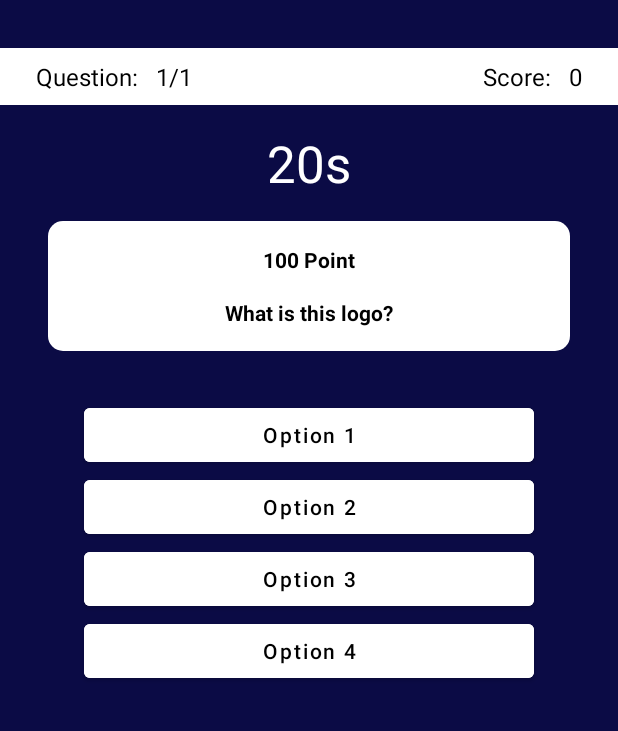
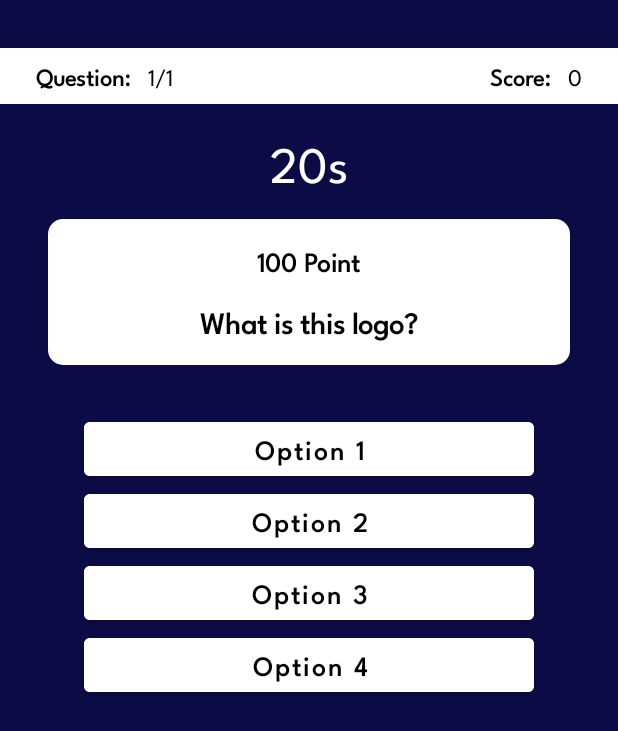
Before and after one commit to aidul23/Programming-Hero-Quiz, an Android app: the QuestionActivity screen opened directly, with no data from a screen before it, on a phone screen of 412 x 824 dp. Shown: the top 731 px of the screen. Run offline under Robolectric (Android 15) with nearby library versions, the phone set to English and light mode, and no system bars; network calls fail; pictures from the network do not load; 1 statement that could not run was skipped.

Commit message:
fifth commit

```diff
--- a/app/src/main/java/com/aidul23/programmingheroquiz/QuestionActivity.kt
+++ b/app/src/main/java/com/aidul23/programmingheroquiz/QuestionActivity.kt
@@ -29,21 +29,12 @@ class QuestionActivity : AppCompatActivity() {
 
     private lateinit var binding: ActivityQuestionBinding
     lateinit var quizViewModel: QuizViewModel
-
-    private var correctAnswer: String? = null
-
     private var totalScore: Int = 0
-
-    lateinit var json: JsonReader
-
     private var noOfQuestion: Int = 0
     private var totalNoOfQuestion: Int ?= null
-    private lateinit var countDownTimer: CountDownTimer
-    private var timeLeftInMillis: Long? = 0
     val handler = Handler()
     var myList = ArrayList<Question>()
     var mutableLiveData = MutableLiveData<Question>()
-
     var backPressedTime: Long = 0L
 
 
--- a/app/src/main/res/layout/activity_main.xml
+++ b/app/src/main/res/layout/activity_main.xml
@@ -28,6 +28,7 @@
             android:layout_width="wrap_content"
             android:layout_height="wrap_content"
             android:text="Quiz"
+            android:fontFamily="@font/leaguespartan_regular"
             android:textColor="@color/white"
             android:textSize="32sp"
             android:textStyle="bold" />
@@ -37,6 +38,7 @@
             android:layout_width="wrap_content"
             android:layout_height="wrap_content"
             android:text="Highscore"
+            android:fontFamily="@font/leaguespartan_regular"
             android:layout_marginTop="44dp"
             android:textColor="@color/white"
             android:textSize="18sp"/>
@@ -46,6 +48,7 @@
             android:layout_width="wrap_content"
             android:layout_height="wrap_content"
             android:text="0 Point"
+            android:fontFamily="@font/leaguespartan_regular"
             android:textSize="18sp"
             android:textColor="@color/white"
             android:layout_marginTop="8dp"
@@ -58,6 +61,9 @@
             android:layout_width="200dp"
             android:layout_height="wrap_content"
             android:text="Start"
+            android:textSize="18sp"
+            android:fontFamily="@font/leaguespartan_regular"
+            android:textStyle="bold"
             android:backgroundTint="@color/white"
             android:textColor="@color/black"
             android:layout_marginTop="64dp"/>
--- a/app/src/main/res/layout/activity_question.xml
+++ b/app/src/main/res/layout/activity_question.xml
@@ -27,6 +27,8 @@
                 android:layout_height="wrap_content"
                 android:layout_marginStart="16dp"
                 android:text="Question: "
+                android:fontFamily="@font/leaguespartan_regular"
+                android:textStyle="bold"
                 android:textSize="16sp"
                 android:textColor="@color/black"
                 app:layout_constraintStart_toStartOf="parent"
@@ -38,6 +40,7 @@
                 android:layout_height="wrap_content"
                 android:layout_marginStart="8dp"
                 android:text="1/1"
+                android:fontFamily="@font/leaguespartan_regular"
                 android:textSize="16sp"
                 android:textColor="@color/black"
                 app:layout_constraintBottom_toBottomOf="parent"
@@ -50,6 +53,8 @@
                 android:layout_height="wrap_content"
                 android:layout_marginEnd="8dp"
                 android:text="Score: "
+                android:fontFamily="@font/leaguespartan_regular"
+                android:textStyle="bold"
                 android:textSize="16sp"
                 android:textColor="@color/black"
                 app:layout_constraintEnd_toStartOf="@id/tv_score_no"
@@ -61,6 +66,7 @@
                 android:layout_height="wrap_content"
                 android:layout_marginEnd="16dp"
                 android:text="0"
+                android:fontFamily="@font/leaguespartan_regular"
                 android:textSize="16sp"
                 android:textColor="@color/black"
                 app:layout_constraintBottom_toBottomOf="parent"
@@ -78,6 +84,7 @@
         android:layout_width="wrap_content"
         android:layout_height="wrap_content"
         android:text="20s"
+        android:fontFamily="@font/leaguespartan_regular"
         android:textColor="@color/white"
         android:textSize="34sp"
         android:layout_marginTop="16dp"
@@ -105,8 +112,10 @@
             android:id="@+id/tv_quiz_point"
             android:layout_width="wrap_content"
             android:layout_height="wrap_content"
+            android:textSize="18sp"
             android:layout_gravity="center"
             android:text="100 Point"
+            android:fontFamily="@font/leaguespartan_regular"
             android:textColor="@color/black"
             android:textStyle="bold" />
 
@@ -139,6 +148,8 @@
             android:layout_gravity="center"
             android:layout_marginTop="16dp"
             android:text="What is this logo?"
+            android:textSize="20sp"
+            android:fontFamily="@font/leaguespartan_regular"
             android:textColor="@color/black"
             android:textStyle="bold" />
 
@@ -161,6 +172,9 @@
             android:textAllCaps="false"
             android:backgroundTint="@color/white"
             android:text="Option 1"
+            android:textSize="18sp"
+            android:fontFamily="@font/leaguespartan_regular"
+            android:textStyle="bold"
             android:textColor="@color/black" />
 
         <Button
@@ -171,6 +185,9 @@
             android:textAllCaps="false"
             android:backgroundTint="@color/white"
             android:text="Option 2"
+            android:textSize="18sp"
+            android:fontFamily="@font/leaguespartan_regular"
+            android:textStyle="bold"
             android:textColor="@color/black" />
 
         <Button
@@ -181,6 +198,9 @@
             android:textAllCaps="false"
             android:backgroundTint="@color/white"
             android:text="Option 3"
+            android:textSize="18sp"
+            android:fontFamily="@font/leaguespartan_regular"
+            android:textStyle="bold"
             android:textColor="@color/black" />
 
         <Button
@@ -191,6 +211,9 @@
             android:textAllCaps="false"
             android:backgroundTint="@color/white"
             android:text="Option 4"
+            android:textSize="18sp"
+            android:fontFamily="@font/leaguespartan_regular"
+            android:textStyle="bold"
             android:textColor="@color/black" />
 
     </LinearLayout>
```
Also changed, not shown: app/src/main/res/font/leaguespartan_regular.ttf (added).
